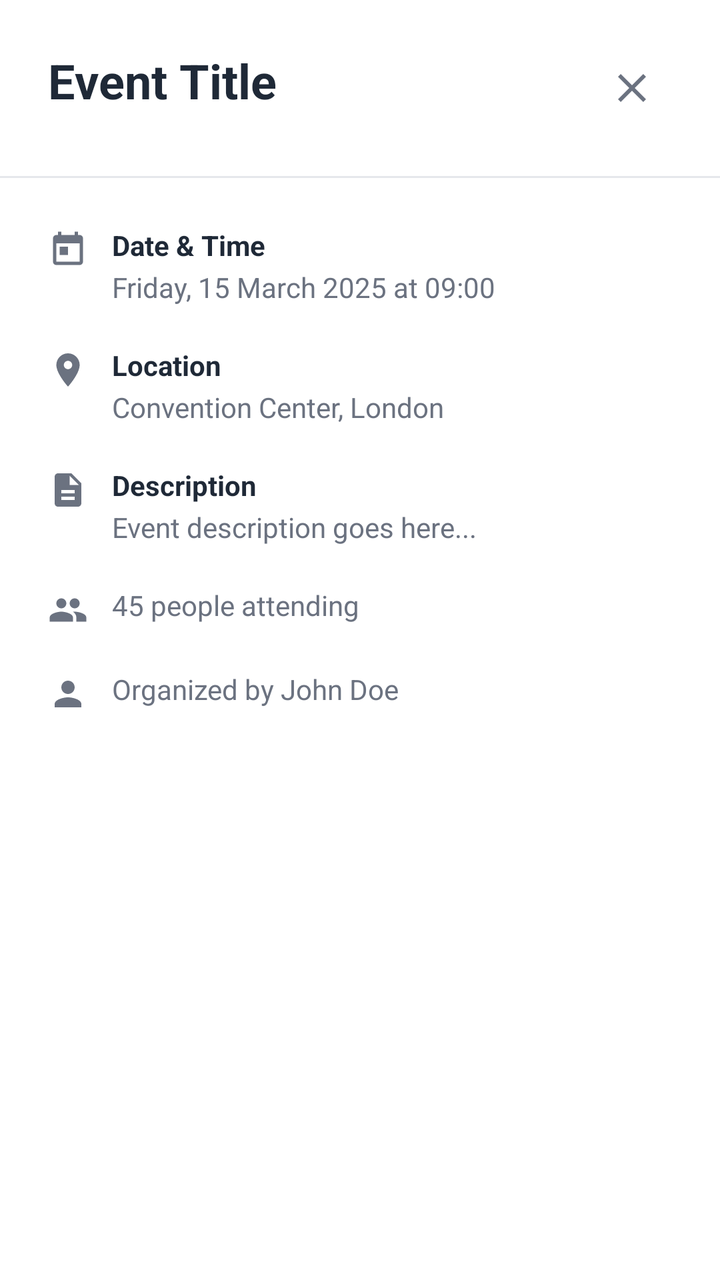
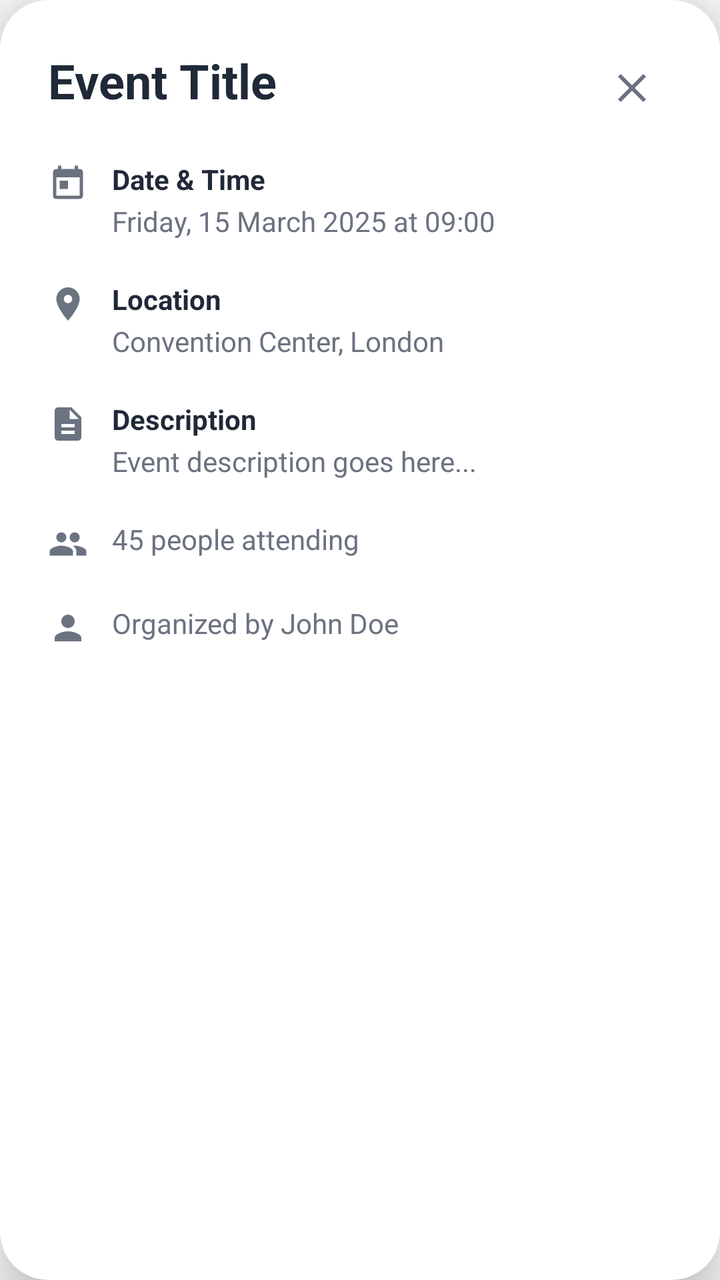

The first picture is an Android layout as it rendered before a commit; the second is the same layout after the commit. The layout source and the unified diff follow.
<!-- AndroidManifest.xml: application theme Theme.Events -->
<!-- res/layout/dialog_event_details.xml -->
<?xml version="1.0" encoding="utf-8"?>
<androidx.core.widget.NestedScrollView xmlns:android="http://schemas.android.com/apk/res/android"
    xmlns:app="http://schemas.android.com/apk/res-auto"
    android:layout_width="match_parent"
    android:layout_height="wrap_content"
    android:background="@android:color/white">

    <LinearLayout
        android:layout_width="match_parent"
        android:layout_height="wrap_content"
        android:orientation="vertical">

        
        <RelativeLayout
            android:layout_width="match_parent"
            android:layout_height="wrap_content"
            android:padding="24dp">

            <TextView
                android:id="@+id/eventTitle"
                android:layout_width="match_parent"
                android:layout_height="wrap_content"
                android:layout_toStartOf="@+id/closeButton"
                android:paddingEnd="16dp"
                android:text="Event Title"
                android:textColor="#1F2937"
                android:textSize="24sp"
                android:textStyle="bold" />

            <ImageView
                android:id="@+id/closeButton"
                android:layout_width="40dp"
                android:layout_height="40dp"
                android:layout_alignParentEnd="true"
                android:background="?attr/selectableItemBackgroundBorderless"
                android:clickable="true"
                android:focusable="true"
                android:padding="8dp"
                android:src="@drawable/ic_close"
                app:tint="#6B7280" />
        </RelativeLayout>

        <View
            android:layout_width="match_parent"
            android:layout_height="1dp"
            android:background="#E5E7EB" />

        
        <LinearLayout
            android:layout_width="match_parent"
            android:layout_height="wrap_content"
            android:orientation="vertical"
            android:padding="24dp">

            
            <ImageView
                android:id="@+id/eventImage"
                android:layout_width="match_parent"
                android:layout_height="200dp"
                android:layout_marginBottom="24dp"
                android:scaleType="centerCrop"
                android:visibility="gone" />

            
            <LinearLayout
                android:layout_width="match_parent"
                android:layout_height="wrap_content"
                android:layout_marginBottom="20dp"
                android:orientation="horizontal">

                <ImageView
                    android:layout_width="20dp"
                    android:layout_height="20dp"
                    android:layout_marginTop="2dp"
                    android:src="@drawable/ic_calendar"
                    app:tint="#6B7280" />

                <LinearLayout
                    android:layout_width="match_parent"
                    android:layout_height="wrap_content"
                    android:layout_marginStart="12dp"
                    android:orientation="vertical">

                    <TextView
                        android:layout_width="wrap_content"
                        android:layout_height="wrap_content"
                        android:text="Date &amp; Time"
                        android:textColor="#1F2937"
                        android:textSize="14sp"
                        android:textStyle="bold" />

                    <TextView
                        android:id="@+id/dateTimeText"
                        android:layout_width="wrap_content"
                        android:layout_height="wrap_content"
                        android:layout_marginTop="2dp"
                        android:text="Friday, 15 March 2025 at 09:00"
                        android:textColor="#6B7280"
                        android:textSize="14sp" />
                </LinearLayout>
            </LinearLayout>

            
            <LinearLayout
                android:layout_width="match_parent"
                android:layout_height="wrap_content"
                android:layout_marginBottom="20dp"
                android:orientation="horizontal">

                <ImageView
                    android:layout_width="20dp"
                    android:layout_height="20dp"
                    android:layout_marginTop="2dp"
                    android:src="@drawable/ic_location"
                    app:tint="#6B7280" />

                <LinearLayout
                    android:layout_width="match_parent"
                    android:layout_height="wrap_content"
                    android:layout_marginStart="12dp"
                    android:orientation="vertical">

                    <TextView
                        android:layout_width="wrap_content"
                        android:layout_height="wrap_content"
                        android:text="Location"
                        android:textColor="#1F2937"
                        android:textSize="14sp"
                        android:textStyle="bold" />

                    <TextView
                        android:id="@+id/locationText"
                        android:layout_width="wrap_content"
                        android:layout_height="wrap_content"
                        android:layout_marginTop="2dp"
                        android:text="Convention Center, London"
                        android:textColor="#6B7280"
                        android:textSize="14sp" />
                </LinearLayout>
            </LinearLayout>

            
            <LinearLayout
                android:layout_width="match_parent"
                android:layout_height="wrap_content"
                android:layout_marginBottom="20dp"
                android:orientation="horizontal">

                <ImageView
                    android:layout_width="20dp"
                    android:layout_height="20dp"
                    android:layout_marginTop="2dp"
                    android:src="@drawable/ic_description"
                    app:tint="#6B7280" />

                <LinearLayout
                    android:layout_width="match_parent"
                    android:layout_height="wrap_content"
                    android:layout_marginStart="12dp"
                    android:orientation="vertical">

                    <TextView
                        android:layout_width="wrap_content"
                        android:layout_height="wrap_content"
                        android:text="Description"
                        android:textColor="#1F2937"
                        android:textSize="14sp"
                        android:textStyle="bold" />

                    <TextView
                        android:id="@+id/descriptionText"
                        android:layout_width="wrap_content"
                        android:layout_height="wrap_content"
                        android:layout_marginTop="2dp"
                        android:lineSpacingExtra="2dp"
                        android:text="Event description goes here..."
                        android:textColor="#6B7280"
                        android:textSize="14sp" />
                </LinearLayout>
            </LinearLayout>

            
            <LinearLayout
                android:layout_width="match_parent"
                android:layout_height="wrap_content"
                android:layout_marginBottom="20dp"
                android:orientation="horizontal">

                <ImageView
                    android:layout_width="20dp"
                    android:layout_height="20dp"
                    android:layout_marginTop="2dp"
                    android:src="@drawable/ic_people"
                    app:tint="#6B7280" />

                <TextView
                    android:id="@+id/attendeesText"
                    android:layout_width="wrap_content"
                    android:layout_height="wrap_content"
                    android:layout_marginStart="12dp"
                    android:text="45 people attending"
                    android:textColor="#6B7280"
                    android:textSize="14sp" />
            </LinearLayout>

            
            <LinearLayout
                android:layout_width="match_parent"
                android:layout_height="wrap_content"
                android:orientation="horizontal">

                <ImageView
                    android:layout_width="20dp"
                    android:layout_height="20dp"
                    android:layout_marginTop="2dp"
                    android:src="@drawable/ic_person"
                    app:tint="#6B7280" />

                <TextView
                    android:id="@+id/organizerText"
                    android:layout_width="wrap_content"
                    android:layout_height="wrap_content"
                    android:layout_marginStart="12dp"
                    android:text="Organized by John Doe"
                    android:textColor="#6B7280"
                    android:textSize="14sp" />
            </LinearLayout>
        </LinearLayout>
    </LinearLayout>
</androidx.core.widget.NestedScrollView>
<!-- resources referenced by this layout -->
<resources>
  <!-- drawable ic_calendar (drawable) -->
  <vector xmlns:android="http://schemas.android.com/apk/res/android"
      android:width="24dp"
      android:height="24dp"
      android:viewportWidth="24"
      android:viewportHeight="24">
      <path
          android:fillColor="#FF000000"
          android:pathData="M19,3h-1V1h-2v2H8V1H6v2H5c-1.11,0 -1.99,0.9 -1.99,2L3,19c0,1.1 0.89,2 2,2h14c1.1,0 2,-0.9 2,-2V5c0,-1.1 -0.9,-2 -2,-2zM19,19H5V8h14v11zM7,10h5v5H7z"/>
  </vector>
  <!-- drawable ic_close (drawable) -->
  <vector xmlns:android="http://schemas.android.com/apk/res/android"
      android:width="24dp"
      android:height="24dp"
      android:viewportWidth="24"
      android:viewportHeight="24">
      <path
          android:fillColor="#FF000000"
          android:pathData="M19,6.41L17.59,5 12,10.59 6.41,5 5,6.41 10.59,12 5,17.59 6.41,19 12,13.41 17.59,19 19,17.59 13.41,12z"/>
  </vector>
  <!-- drawable ic_description (drawable) -->
  <vector xmlns:android="http://schemas.android.com/apk/res/android"
      android:width="24dp"
      android:height="24dp"
      android:viewportWidth="24"
      android:viewportHeight="24">
      <path
          android:fillColor="#FF000000"
          android:pathData="M14,2L6,2c-1.1,0 -1.99,0.9 -1.99,2L4,20c0,1.1 0.89,2 1.99,2L18,22c1.1,0 2,-0.9 2,-2L20,8l-6,-6zM16,18L8,18v-2h8v2zM16,14L8,14v-2h8v2zM13,9L13,3.5L18.5,9L13,9z"/>
  </vector>
  <!-- drawable ic_location (drawable) -->
  <vector xmlns:android="http://schemas.android.com/apk/res/android"
      android:width="24dp"
      android:height="24dp"
      android:viewportWidth="24"
      android:viewportHeight="24">
      <path
          android:fillColor="#FF000000"
          android:pathData="M12,2C8.13,2 5,5.13 5,9c0,5.25 7,13 7,13s7,-7.75 7,-13c0,-3.87 -3.13,-7 -7,-7zM12,11.5c-1.38,0 -2.5,-1.12 -2.5,-2.5s1.12,-2.5 2.5,-2.5 2.5,1.12 2.5,2.5 -1.12,2.5 -2.5,2.5z"/>
  </vector>
  <!-- drawable ic_people (drawable) -->
  <vector xmlns:android="http://schemas.android.com/apk/res/android"
      android:width="24dp"
      android:height="24dp"
      android:viewportWidth="24"
      android:viewportHeight="24">
      <path
          android:fillColor="#FF000000"
          android:pathData="M16,11c1.66,0 2.99,-1.34 2.99,-3S17.66,5 16,5c-1.66,0 -3,1.34 -3,3s1.34,3 3,3zM8,11c1.66,0 2.99,-1.34 2.99,-3S9.66,5 8,5C6.34,5 5,6.34 5,8s1.34,3 3,3zM8,13c-2.33,0 -7,1.17 -7,3.5L1,19h14v-2.5c0,-2.33 -4.67,-3.5 -7,-3.5zM16,13c-0.29,0 -0.62,0.02 -0.97,0.05 1.16,0.84 1.97,1.97 1.97,3.45L17,19h6v-2.5c0,-2.33 -4.67,-3.5 -7,-3.5z"/>
  </vector>
  <!-- drawable ic_person (drawable) -->
  <vector xmlns:android="http://schemas.android.com/apk/res/android"
      android:width="24dp"
      android:height="24dp"
      android:viewportWidth="24"
      android:viewportHeight="24">
      <path
          android:fillColor="#FF000000"
          android:pathData="M12,12c2.21,0 4,-1.79 4,-4s-1.79,-4 -4,-4 -4,1.79 -4,4 1.79,4 4,4zM12,14c-2.67,0 -8,1.34 -8,4v2h16v-2c0,-2.66 -5.33,-4 -8,-4z"/>
  </vector>
  <style name="Theme.Events" parent="Base.Theme.Events" />
  <color name="app_primary_blue">#0d47a1</color>
  <color name="app_primary_dark_blue">#002171</color>
  <color name="white">#FFFFFFFF</color>
  <color name="app_background">#f8f9fa</color>
  <color name="app_text_primary">#1F2937</color>
  <color name="app_danger">#DC2626</color>
  <style name="Widget.App.Button" parent="Widget.Material3.Button">
          <item name="backgroundTint">@color/app_primary_blue</item>
          <item name="android:textColor">@color/white</item>
      </style>
  <!-- unchanged entries left out for length: 1 -->
</resources>

<!-- the commit's change to res/layout/dialog_event_details.xml (unified diff, before → after) -->
@@ -1,9 +1,12 @@
 <?xml version="1.0" encoding="utf-8"?>
-<androidx.core.widget.NestedScrollView xmlns:android="http://schemas.android.com/apk/res/android"
+<androidx.cardview.widget.CardView xmlns:android="http://schemas.android.com/apk/res/android"
     xmlns:app="http://schemas.android.com/apk/res-auto"
+    xmlns:tools="http://schemas.android.com/tools"
     android:layout_width="match_parent"
     android:layout_height="wrap_content"
-    android:background="@android:color/white">
+    android:layout_gravity="center"
+    app:cardCornerRadius="24dp"
+    app:cardElevation="16dp">
 
     <LinearLayout
         android:layout_width="match_parent"
@@ -14,7 +17,10 @@
         <RelativeLayout
             android:layout_width="match_parent"
             android:layout_height="wrap_content"
-            android:padding="24dp">
+            android:paddingStart="24dp"
+            android:paddingTop="24dp"
+            android:paddingEnd="24dp"
+            android:paddingBottom="16dp">
 
             <TextView
                 android:id="@+id/eventTitle"
@@ -40,191 +46,197 @@
                 app:tint="#6B7280" />
         </RelativeLayout>
 
-        <View
-            android:layout_width="match_parent"
-            android:layout_height="1dp"
-            android:background="#E5E7EB" />
-
         
-        <LinearLayout
+        
+        <androidx.core.widget.NestedScrollView
             android:layout_width="match_parent"
             android:layout_height="wrap_content"
-            android:orientation="vertical"
-            android:padding="24dp">
-
-            
-            <ImageView
-                android:id="@+id/eventImage"
-                android:layout_width="match_parent"
-                android:layout_height="200dp"
-                android:layout_marginBottom="24dp"
-                android:scaleType="centerCrop"
-                android:visibility="gone" />
-
-            
+            app:layout_constraintHeight_max="500dp"
+            tools:layout_editor_absoluteX="0dp">
+
             <LinearLayout
+                android:id="@+id/contentContainer"
                 android:layout_width="match_parent"
                 android:layout_height="wrap_content"
-                android:layout_marginBottom="20dp"
-                android:orientation="horizontal">
-
-                <ImageView
-                    android:layout_width="20dp"
-                    android:layout_height="20dp"
-                    android:layout_marginTop="2dp"
-                    android:src="@drawable/ic_calendar"
-                    app:tint="#6B7280" />
-
-                <LinearLayout
-                    android:layout_width="match_parent"
-                    android:layout_height="wrap_content"
-                    android:layout_marginStart="12dp"
-                    android:orientation="vertical">
+                android:orientation="vertical"
+                android:paddingStart="24dp"
+                android:paddingEnd="24dp"
+                android:paddingBottom="24dp">
+
+                <com.google.android.material.imageview.ShapeableImageView
+                    android:id="@+id/eventImage"
+                    android:layout_width="match_parent"
+                    android:layout_height="200dp"
+                    android:layout_marginBottom="24dp"
+                    android:scaleType="centerCrop"
+                    android:visibility="gone"
+                    app:shapeAppearanceOverlay="@style/ShapeAppearance.Material3.Corner.Medium" />
+
+                
+                <LinearLayout
+                    android:layout_width="match_parent"
+                    android:layout_height="wrap_content"
+                    android:layout_marginBottom="20dp"
+                    android:orientation="horizontal">
+
+                    <ImageView
+                        android:layout_width="20dp"
+                        android:layout_height="20dp"
+                        android:layout_marginTop="2dp"
+                        android:src="@drawable/ic_calendar"
+                        app:tint="#6B7280" />
+
+                    <LinearLayout
+                        android:layout_width="match_parent"
+                        android:layout_height="wrap_content"
+                        android:layout_marginStart="12dp"
+                        android:orientation="vertical">
+
+                        <TextView
+                            android:layout_width="wrap_content"
+                            android:layout_height="wrap_content"
+                            android:text="Date &amp; Time"
+                            android:textColor="#1F2937"
+                            android:textSize="14sp"
+                            android:textStyle="bold" />
+
+                        <TextView
+                            android:id="@+id/dateTimeText"
+                            android:layout_width="wrap_content"
+                            android:layout_height="wrap_content"
+                            android:layout_marginTop="2dp"
+                            android:text="Friday, 15 March 2025 at 09:00"
+                            android:textColor="#6B7280"
+                            android:textSize="14sp" />
+                    </LinearLayout>
+                </LinearLayout>
+
+                
+                <LinearLayout
+                    android:layout_width="match_parent"
+                    android:layout_height="wrap_content"
+                    android:layout_marginBottom="20dp"
+                    android:orientation="horizontal">
+
+                    <ImageView
+                        android:layout_width="20dp"
+                        android:layout_height="20dp"
+                        android:layout_marginTop="2dp"
+                        android:src="@drawable/ic_location"
+                        app:tint="#6B7280" />
+
+                    <LinearLayout
+                        android:layout_width="match_parent"
+                        android:layout_height="wrap_content"
+                        android:layout_marginStart="12dp"
+                        android:orientation="vertical">
+
+                        <TextView
+                            android:layout_width="wrap_content"
+                            android:layout_height="wrap_content"
+                            android:text="Location"
+                            android:textColor="#1F2937"
+                            android:textSize="14sp"
+                            android:textStyle="bold" />
+
+                        <TextView
+                            android:id="@+id/locationText"
+                            android:layout_width="wrap_content"
+                            android:layout_height="wrap_content"
+                            android:layout_marginTop="2dp"
+                            android:text="Convention Center, London"
+                            android:textColor="#6B7280"
+                            android:textSize="14sp" />
+                    </LinearLayout>
+                </LinearLayout>
+
+                
+                <LinearLayout
+                    android:layout_width="match_parent"
+                    android:layout_height="wrap_content"
+                    android:layout_marginBottom="20dp"
+                    android:orientation="horizontal">
+
+                    <ImageView
+                        android:layout_width="20dp"
+                        android:layout_height="20dp"
+                        android:layout_marginTop="2dp"
+                        android:src="@drawable/ic_description"
+                        app:tint="#6B7280" />
+
+                    <LinearLayout
+                        android:layout_width="match_parent"
+                        android:layout_height="wrap_content"
+                        android:layout_marginStart="12dp"
+                        android:orientation="vertical">
+
+                        <TextView
+                            android:layout_width="wrap_content"
+                            android:layout_height="wrap_content"
+                            android:text="Description"
+                            android:textColor="#1F2937"
+                            android:textSize="14sp"
+                            android:textStyle="bold" />
+
+                        <TextView
+                            android:id="@+id/descriptionText"
+                            android:layout_width="wrap_content"
+                            android:layout_height="wrap_content"
+                            android:layout_marginTop="2dp"
+                            android:lineSpacingExtra="2dp"
+                            android:text="Event description goes here..."
+                            android:textColor="#6B7280"
+                            android:textSize="14sp" />
+                    </LinearLayout>
+                </LinearLayout>
+
+                
+                <LinearLayout
+                    android:layout_width="match_parent"
+                    android:layout_height="wrap_content"
+                    android:layout_marginBottom="20dp"
+                    android:orientation="horizontal">
+
+                    <ImageView
+                        android:layout_width="20dp"
+                        android:layout_height="20dp"
+                        android:layout_marginTop="2dp"
+                        android:src="@drawable/ic_people"
+                        app:tint="#6B7280" />
 
                     <TextView
+                        android:id="@+id/attendeesText"
                         android:layout_width="wrap_content"
                         android:layout_height="wrap_content"
-                        android:text="Date &amp; Time"
-                        android:textColor="#1F2937"
-                        android:textSize="14sp"
-                        android:textStyle="bold" />
-
-                    <TextView
-                        android:id="@+id/dateTimeText"
-                        android:layout_width="wrap_content"
-                        android:layout_height="wrap_content"
-                        android:layout_marginTop="2dp"
-                        android:text="Friday, 15 March 2025 at 09:00"
+                        android:layout_marginStart="12dp"
+                        android:text="45 people attending"
                         android:textColor="#6B7280"
                         android:textSize="14sp" />
                 </LinearLayout>
-            </LinearLayout>
-
-            
-            <LinearLayout
-                android:layout_width="match_parent"
-                android:layout_height="wrap_content"
-                android:layout_marginBottom="20dp"
-                android:orientation="horizontal">
-
-                <ImageView
-                    android:layout_width="20dp"
-                    android:layout_height="20dp"
-                    android:layout_marginTop="2dp"
-                    android:src="@drawable/ic_location"
-                    app:tint="#6B7280" />
-
-                <LinearLayout
-                    android:layout_width="match_parent"
-                    android:layout_height="wrap_content"
-                    android:layout_marginStart="12dp"
-                    android:orientation="vertical">
+
+                
+                <LinearLayout
+                    android:layout_width="match_parent"
+                    android:layout_height="wrap_content"
+                    android:orientation="horizontal">
+
+                    <ImageView
+                        android:layout_width="20dp"
+                        android:layout_height="20dp"
+                        android:layout_marginTop="2dp"
+                        android:src="@drawable/ic_person"
+                        app:tint="#6B7280" />
 
                     <TextView
+                        android:id="@+id/organizerText"
                         android:layout_width="wrap_content"
                         android:layout_height="wrap_content"
-                        android:text="Location"
-                        android:textColor="#1F2937"
-                        android:textSize="14sp"
-                        android:textStyle="bold" />
-
-                    <TextView
-                        android:id="@+id/locationText"
-                        android:layout_width="wrap_content"
-                        android:layout_height="wrap_content"
-                        android:layout_marginTop="2dp"
-                        android:text="Convention Center, London"
+                        android:layout_marginStart="12dp"
+                        android:text="Organized by John Doe"
                         android:textColor="#6B7280"
                         android:textSize="14sp" />
                 </LinearLayout>
             </LinearLayout>
-
-            
-            <LinearLayout
-                android:layout_width="match_parent"
-                android:layout_height="wrap_content"
-                android:layout_marginBottom="20dp"
-                android:orientation="horizontal">
-
-                <ImageView
-                    android:layout_width="20dp"
-                    android:layout_height="20dp"
-                    android:layout_marginTop="2dp"
-                    android:src="@drawable/ic_description"
-                    app:tint="#6B7280" />
-
-                <LinearLayout
-                    android:layout_width="match_parent"
-                    android:layout_height="wrap_content"
-                    android:layout_marginStart="12dp"
-                    android:orientation="vertical">
-
-                    <TextView
-                        android:layout_width="wrap_content"
-                        android:layout_height="wrap_content"
-                        android:text="Description"
-                        android:textColor="#1F2937"
-                        android:textSize="14sp"
-                        android:textStyle="bold" />
-
-                    <TextView
-                        android:id="@+id/descriptionText"
-                        android:layout_width="wrap_content"
-                        android:layout_height="wrap_content"
-                        android:layout_marginTop="2dp"
-                        android:lineSpacingExtra="2dp"
-                        android:text="Event description goes here..."
-                        android:textColor="#6B7280"
-                        android:textSize="14sp" />
-                </LinearLayout>
-            </LinearLayout>
-
-            
-            <LinearLayout
-                android:layout_width="match_parent"
-                android:layout_height="wrap_content"
-                android:layout_marginBottom="20dp"
-                android:orientation="horizontal">
-
-                <ImageView
-                    android:layout_width="20dp"
-                    android:layout_height="20dp"
-                    android:layout_marginTop="2dp"
-                    android:src="@drawable/ic_people"
-                    app:tint="#6B7280" />
-
-                <TextView
-                    android:id="@+id/attendeesText"
-                    android:layout_width="wrap_content"
-                    android:layout_height="wrap_content"
-                    android:layout_marginStart="12dp"
-                    android:text="45 people attending"
-                    android:textColor="#6B7280"
-                    android:textSize="14sp" />
-            </LinearLayout>
-
-            
-            <LinearLayout
-                android:layout_width="match_parent"
-                android:layout_height="wrap_content"
-                android:orientation="horizontal">
-
-                <ImageView
-                    android:layout_width="20dp"
-                    android:layout_height="20dp"
-                    android:layout_marginTop="2dp"
-                    android:src="@drawable/ic_person"
-                    app:tint="#6B7280" />
-
-                <TextView
-                    android:id="@+id/organizerText"
-                    android:layout_width="wrap_content"
-                    android:layout_height="wrap_content"
-                    android:layout_marginStart="12dp"
-                    android:text="Organized by John Doe"
-                    android:textColor="#6B7280"
-                    android:textSize="14sp" />
-            </LinearLayout>
-        </LinearLayout>
+        </androidx.core.widget.NestedScrollView>
     </LinearLayout>
-</androidx.core.widget.NestedScrollView>
+</androidx.cardview.widget.CardView>
